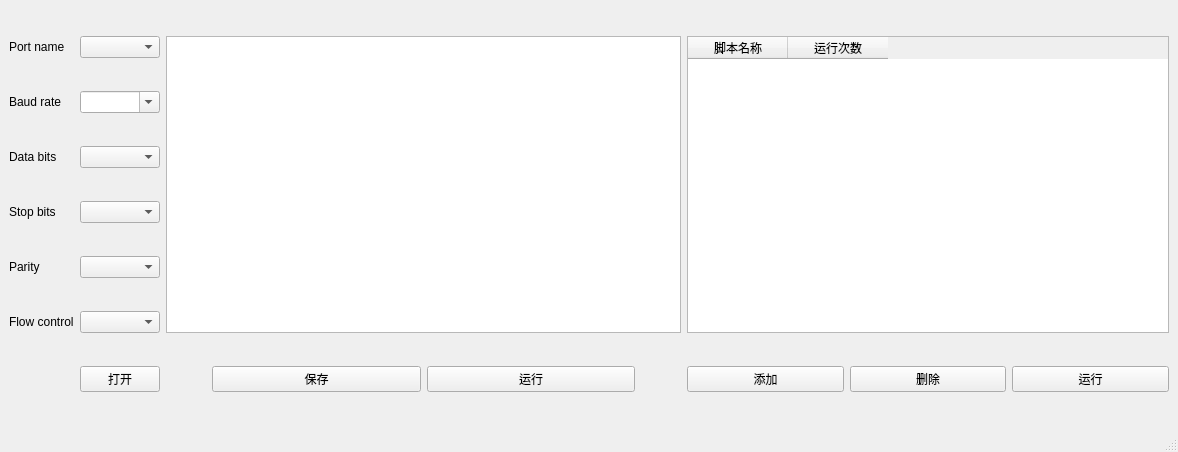
Before: the Qt Designer form src/mainwindow.ui in lus-zzz/mouse_simulation, drawn with Qt 5.
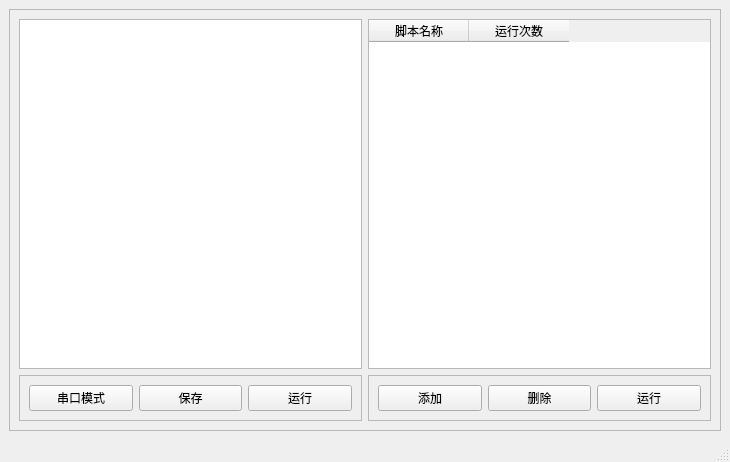
After: the same form once the commit is applied. Custom widgets are drawn as their Qt base class.

Commit message: 串口模式和非串口模式都可以用

The edit to the form file:
```diff
--- a/src/mainwindow.ui
+++ b/src/mainwindow.ui
@@ -6,42 +6,32 @@
    <rect>
     <x>0</x>
     <y>0</y>
-    <width>1178</width>
-    <height>452</height>
+    <width>730</width>
+    <height>462</height>
    </rect>
   </property>
   <property name="windowTitle">
    <string>MainWindow</string>
   </property>
   <widget class="QWidget" name="centralwidget">
-   <layout class="QGridLayout" name="gridLayout" columnstretch="0,0,0,4,4,0,3,3,3">
-    <item row="5" column="0">
-     <widget class="QLabel" name="label_6">
-      <property name="sizePolicy">
-       <sizepolicy hsizetype="Fixed" vsizetype="Preferred">
-        <horstretch>0</horstretch>
-        <verstretch>0</verstretch>
-       </sizepolicy>
+   <layout class="QGridLayout" name="gridLayout_5">
+    <item row="0" column="0">
+     <widget class="QFrame" name="frame_2">
+      <property name="frameShape">
+       <enum>QFrame::StyledPanel</enum>
       </property>
-      <property name="text">
-       <string>Flow control</string>
+      <property name="frameShadow">
+       <enum>QFrame::Raised</enum>
       </property>
-     </widget>
-    </item>
+      <layout class="QGridLayout" name="gridLayout">
     <item row="0" column="0">
-     <widget class="QLabel" name="label_2">
-      <property name="sizePolicy">
-       <sizepolicy hsizetype="Fixed" vsizetype="Preferred">
-        <horstretch>0</horstretch>
-        <verstretch>0</verstretch>
-       </sizepolicy>
-      </property>
-      <property name="text">
-       <string>Port name</string>
-      </property>
-     </widget>
-    </item>
-    <item row="0" column="6" rowspan="6" colspan="3">
+        <widget class="QTextEdit" name="textEdit">
+         <property name="readOnly">
+          <bool>false</bool>
+         </property>
+        </widget>
+       </item>
+       <item row="0" column="1">
      <widget class="QTableWidget" name="tableWidget">
       <column>
        <property name="text">
@@ -56,156 +46,72 @@
      </widget>
     </item>
     <item row="1" column="0">
-     <widget class="QLabel" name="label">
-      <property name="sizePolicy">
-       <sizepolicy hsizetype="Fixed" vsizetype="Preferred">
-        <horstretch>0</horstretch>
-        <verstretch>0</verstretch>
-       </sizepolicy>
-      </property>
-      <property name="text">
-       <string>Baud rate</string>
-      </property>
-     </widget>
-    </item>
-    <item row="6" column="7">
-     <widget class="QPushButton" name="pushButton_4">
-      <property name="text">
-       <string>删除</string>
-      </property>
-     </widget>
-    </item>
-    <item row="6" column="4">
+        <widget class="QFrame" name="frame_3">
+         <property name="frameShape">
+          <enum>QFrame::StyledPanel</enum>
+         </property>
+         <property name="frameShadow">
+          <enum>QFrame::Raised</enum>
+         </property>
+         <layout class="QGridLayout" name="gridLayout_3">
+          <item row="0" column="2">
      <widget class="QPushButton" name="pushButton_5">
       <property name="text">
        <string>运行</string>
       </property>
      </widget>
     </item>
-    <item row="3" column="0">
-     <widget class="QLabel" name="label_4">
-      <property name="sizePolicy">
-       <sizepolicy hsizetype="Fixed" vsizetype="Preferred">
-        <horstretch>0</horstretch>
-        <verstretch>0</verstretch>
-       </sizepolicy>
-      </property>
-      <property name="text">
-       <string>Stop bits</string>
-      </property>
-     </widget>
-    </item>
-    <item row="6" column="1">
-     <widget class="QPushButton" name="pushButton_8">
-      <property name="text">
-       <string>打开</string>
-      </property>
-     </widget>
-    </item>
-    <item row="2" column="0">
-     <widget class="QLabel" name="label_3">
-      <property name="sizePolicy">
-       <sizepolicy hsizetype="Fixed" vsizetype="Preferred">
-        <horstretch>0</horstretch>
-        <verstretch>0</verstretch>
-       </sizepolicy>
-      </property>
-      <property name="text">
-       <string>Data bits</string>
-      </property>
-     </widget>
-    </item>
-    <item row="6" column="2">
-     <spacer name="horizontalSpacer">
-      <property name="orientation">
-       <enum>Qt::Horizontal</enum>
-      </property>
-      <property name="sizeHint" stdset="0">
-       <size>
-        <width>40</width>
-        <height>20</height>
-       </size>
-      </property>
-     </spacer>
-    </item>
-    <item row="6" column="8">
-     <widget class="QPushButton" name="pushButton_2">
-      <property name="text">
-       <string>运行</string>
-      </property>
-     </widget>
-    </item>
-    <item row="6" column="6">
-     <widget class="QPushButton" name="pushButton_3">
-      <property name="text">
-       <string>添加</string>
-      </property>
-     </widget>
-    </item>
-    <item row="4" column="0">
-     <widget class="QLabel" name="label_5">
-      <property name="sizePolicy">
-       <sizepolicy hsizetype="Fixed" vsizetype="Preferred">
-        <horstretch>0</horstretch>
-        <verstretch>0</verstretch>
-       </sizepolicy>
-      </property>
-      <property name="text">
-       <string>Parity</string>
-      </property>
-     </widget>
-    </item>
-    <item row="6" column="3">
+          <item row="0" column="1">
      <widget class="QPushButton" name="pushButton">
       <property name="text">
        <string>保存</string>
       </property>
      </widget>
     </item>
-    <item row="6" column="5">
-     <spacer name="horizontalSpacer_2">
-      <property name="orientation">
-       <enum>Qt::Horizontal</enum>
-      </property>
-      <property name="sizeHint" stdset="0">
-       <size>
-        <width>40</width>
-        <height>20</height>
-       </size>
-      </property>
-     </spacer>
-    </item>
-    <item row="5" column="1">
-     <widget class="xToolsFlowControlComboBox" name="comboBoxFlowControl"/>
-    </item>
-    <item row="4" column="1">
-     <widget class="xToolsParityComboBox" name="comboBoxParity"/>
-    </item>
-    <item row="3" column="1">
-     <widget class="xToolsStopBitsComboBox" name="comboBoxStopBits"/>
-    </item>
-    <item row="2" column="1">
-     <widget class="xToolsDataBitsComboBox" name="comboBoxDataBits"/>
+          <item row="0" column="0">
+           <widget class="QPushButton" name="pushButton_6">
+            <property name="text">
+             <string>串口模式</string>
+            </property>
+           </widget>
+          </item>
+         </layout>
+        </widget>
     </item>
     <item row="1" column="1">
-     <widget class="xToolsBaudRateComboBox" name="comboBoxBaudRate">
-      <property name="editable">
-       <bool>true</bool>
+        <widget class="QFrame" name="frame_4">
+         <property name="frameShape">
+          <enum>QFrame::StyledPanel</enum>
+         </property>
+         <property name="frameShadow">
+          <enum>QFrame::Raised</enum>
+         </property>
+         <layout class="QGridLayout" name="gridLayout_4">
+          <item row="0" column="0">
+           <widget class="QPushButton" name="pushButton_3">
+            <property name="text">
+             <string>添加</string>
       </property>
      </widget>
     </item>
     <item row="0" column="1">
-     <widget class="xToolsPortNameComboBox" name="comboBoxPortNames">
-      <property name="editable">
-       <bool>false</bool>
+           <widget class="QPushButton" name="pushButton_4">
+            <property name="text">
+             <string>删除</string>
       </property>
      </widget>
     </item>
-    <item row="0" column="2" rowspan="6" colspan="4">
-     <widget class="QTextEdit" name="textEdit">
-      <property name="readOnly">
-       <bool>false</bool>
-      </property>
+          <item row="0" column="2">
+           <widget class="QPushButton" name="pushButton_2">
+            <property name="text">
+             <string>运行</string>
+            </property>
+           </widget>
+          </item>
+         </layout>
+        </widget>
+       </item>
+      </layout>
      </widget>
     </item>
    </layout>
@@ -222,38 +128,6 @@
   </widget>
   <widget class="QStatusBar" name="statusbar"/>
  </widget>
- <customwidgets>
-  <customwidget>
-   <class>xToolsPortNameComboBox</class>
-   <extends>QComboBox</extends>
-   <header location="global">xToolsPortNameComboBox.h</header>
-  </customwidget>
-  <customwidget>
-   <class>xToolsBaudRateComboBox</class>
-   <extends>QComboBox</extends>
-   <header location="global">xToolsBaudRateComboBox.h</header>
-  </customwidget>
-  <customwidget>
-   <class>xToolsDataBitsComboBox</class>
-   <extends>QComboBox</extends>
-   <header location="global">xToolsDataBitsComboBox.h</header>
-  </customwidget>
-  <customwidget>
-   <class>xToolsStopBitsComboBox</class>
-   <extends>QComboBox</extends>
-   <header location="global">xToolsStopBitsComboBox.h</header>
-  </customwidget>
-  <customwidget>
-   <class>xToolsParityComboBox</class>
-   <extends>QComboBox</extends>
-   <header location="global">xToolsParityComboBox.h</header>
-  </customwidget>
-  <customwidget>
-   <class>xToolsFlowControlComboBox</class>
-   <extends>QComboBox</extends>
-   <header location="global">xToolsFlowControlComboBox.h</header>
-  </customwidget>
- </customwidgets>
  <resources/>
  <connections/>
 </ui>
```
Left out of the diff: 4 changed lines with no effect on the pictures. Lines whose indentation alone changed are shown as unchanged. The commit also changes 8 other files.
